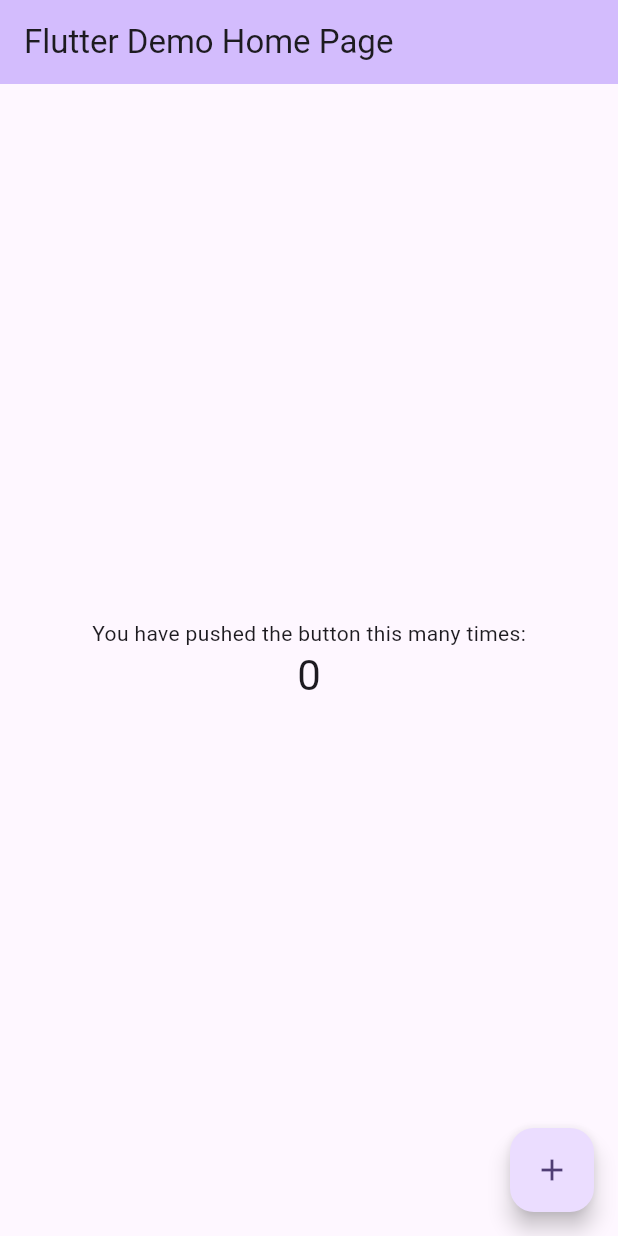
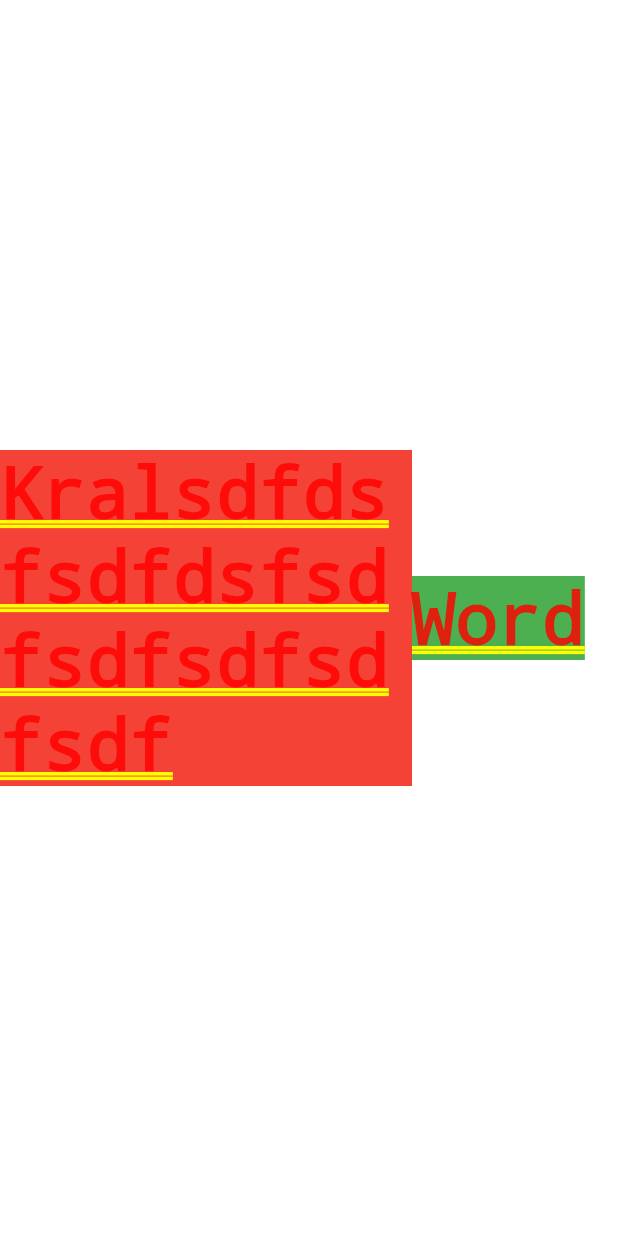
Before and after one commit to muhammetkilinc15/Flutter_First_Project, a Flutter app: the screen it shows after launch, on a phone screen of 412 x 824 dp. Run offline on Flutter 3.47's test engine with Material 3 defaults, Android fonts, the phone set to English and light mode, and no system bars; our stand-ins replace google_fonts, hexcolor.

Commit message:
Added flexiable and expanded widgets

```diff
--- a/fourht_app/lib/main.dart
+++ b/fourht_app/lib/main.dart
@@ -1,125 +1,34 @@
 import 'package:flutter/material.dart';
 
 void main() {
-  runApp(const MyApp());
+  runApp(const LayoutPage());
 }
 
-class MyApp extends StatelessWidget {
-  const MyApp({super.key});
+class LayoutPage extends StatefulWidget {
+  const LayoutPage({super.key});
 
-  // This widget is the root of your application.
+  @override
+  State<LayoutPage> createState() => _LayoutPageState();
+}
+
+class _LayoutPageState extends State<LayoutPage> {
   @override
   Widget build(BuildContext context) {
     return MaterialApp(
-      title: 'Flutter Demo',
-      theme: ThemeData(
-        // This is the theme of your application.
-        //
-        // TRY THIS: Try running your application with "flutter run". You'll see
-        // the application has a purple toolbar. Then, without quitting the app,
-        // try changing the seedColor in the colorScheme below to Colors.green
-        // and then invoke "hot reload" (save your changes or press the "hot
-        // reload" button in a Flutter-supported IDE, or press "r" if you used
-        // the command line to start the app).
-        //
-        // Notice that the counter didn't reset back to zero; the application
-        // state is not lost during the reload. To reset the state, use hot
-        // restart instead.
-        //
-        // This works for code too, not just values: Most code changes can be
-        // tested with just a hot reload.
-        colorScheme: ColorScheme.fromSeed(seedColor: Colors.deepPurple),
-        useMaterial3: true,
-      ),
-      home: const MyHomePage(title: 'Flutter Demo Home Page'),
-    );
+        home: Row(
+      children: [
+        Flexible(
+          flex: 2,
+          child: Container(
+          color: Colors.red,
+          child: Text("Kralsdfdsfsdfdsfsdfsdfsdfsdfsdf"),
+        )),
+        Flexible(
+          child: Container(
+          color: Colors.green,
+          child: Text("Word"),
+        )),
+      ],
+    ));
   }
 }
-
-class MyHomePage extends StatefulWidget {
-  const MyHomePage({super.key, required this.title});
-
-  // This widget is the home page of your application. It is stateful, meaning
-  // that it has a State object (defined below) that contains fields that affect
-  // how it looks.
-
-  // This class is the configuration for the state. It holds the values (in this
-  // case the title) provided by the parent (in this case the App widget) and
-  // used by the build method of the State. Fields in a Widget subclass are
-  // always marked "final".
-
-  final String title;
-
-  @override
-  State<MyHomePage> createState() => _MyHomePageState();
-}
-
-class _MyHomePageState extends State<MyHomePage> {
-  int _counter = 0;
-
-  void _incrementCounter() {
-    setState(() {
-      // This call to setState tells the Flutter framework that something has
-      // changed in this State, which causes it to rerun the build method below
-      // so that the display can reflect the updated values. If we changed
-      // _counter without calling setState(), then the build method would not be
-      // called again, and so nothing would appear to happen.
-      _counter++;
-    });
-  }
-
-  @override
-  Widget build(BuildContext context) {
-    // This method is rerun every time setState is called, for instance as done
-    // by the _incrementCounter method above.
-    //
-    // The Flutter framework has been optimized to make rerunning build methods
-    // fast, so that you can just rebuild anything that needs updating rather
-    // than having to individually change instances of widgets.
-    return Scaffold(
-      appBar: AppBar(
-        // TRY THIS: Try changing the color here to a specific color (to
-        // Colors.amber, perhaps?) and trigger a hot reload to see the AppBar
-        // change color while the other colors stay the same.
-        backgroundColor: Theme.of(context).colorScheme.inversePrimary,
-        // Here we take the value from the MyHomePage object that was created by
-        // the App.build method, and use it to set our appbar title.
-        title: Text(widget.title),
-      ),
-      body: Center(
-        // Center is a layout widget. It takes a single child and positions it
-        // in the middle of the parent.
-        child: Column(
-          // Column is also a layout widget. It takes a list of children and
-          // arranges them vertically. By default, it sizes itself to fit its
-          // children horizontally, and tries to be as tall as its parent.
-          //
-          // Column has various properties to control how it sizes itself and
-          // how it positions its children. Here we use mainAxisAlignment to
-          // center the children vertically; the main axis here is the vertical
-          // axis because Columns are vertical (the cross axis would be
-          // horizontal).
-          //
-          // TRY THIS: Invoke "debug painting" (choose the "Toggle Debug Paint"
-          // action in the IDE, or press "p" in the console), to see the
-          // wireframe for each widget.
-          mainAxisAlignment: MainAxisAlignment.center,
-          children: <Widget>[
-            const Text(
-              'You have pushed the button this many times:',
-            ),
-            Text(
-              '$_counter',
-              style: Theme.of(context).textTheme.headlineMedium,
-            ),
-          ],
-        ),
-      ),
-      floatingActionButton: FloatingActionButton(
-        onPressed: _incrementCounter,
-        tooltip: 'Increment',
-        child: const Icon(Icons.add),
-      ), // This trailing comma makes auto-formatting nicer for build methods.
-    );
-  }
-}
```
Also changed, not shown: 1 other file.
